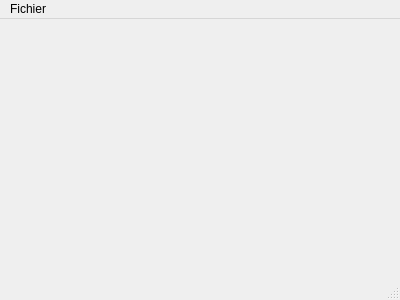
Before: the Qt Designer form src/mainwindow.ui in Lorette/Lorette, drawn with Qt 5.
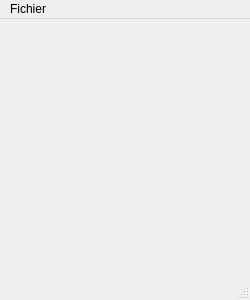
After: the same form once the commit is applied.

Patch:
```diff
--- a/src/mainwindow.ui
+++ b/src/mainwindow.ui
@@ -6,7 +6,7 @@
    <rect>
     <x>0</x>
     <y>0</y>
-    <width>400</width>
+    <width>250</width>
     <height>300</height>
    </rect>
   </property>
@@ -19,7 +19,7 @@
     <rect>
      <x>0</x>
      <y>0</y>
-     <width>400</width>
+     <width>250</width>
      <height>20</height>
     </rect>
    </property>
```
